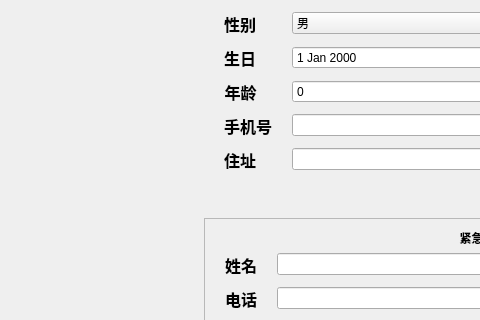
Above: code/patient/patientinfopage.ui from laonuo2004/cpp-qt-medical-system before the change; both pictures show x 185 to 665 and y 105 to 425 of the 1349 by 849 pixel window. Below: the same form after it.
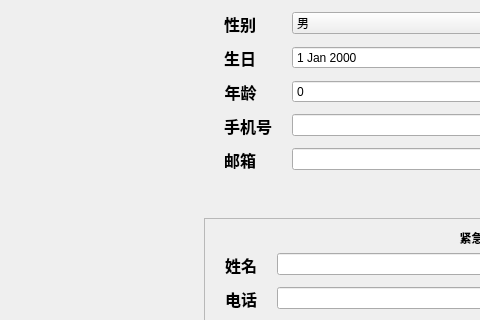
That is the form after the change. Icons and pictures are not drawn.

```diff
--- a/code/patient/patientinfopage.ui
+++ b/code/patient/patientinfopage.ui
@@ -330,7 +330,7 @@
               </font>
              </property>
              <property name="text">
-              <string>住址</string>
+              <string>邮箱</string>
              </property>
              <property name="alignment">
               <set>Qt::AlignCenter</set>
```
Left out of the diff: 220 changed lines with no effect on the pictures.
